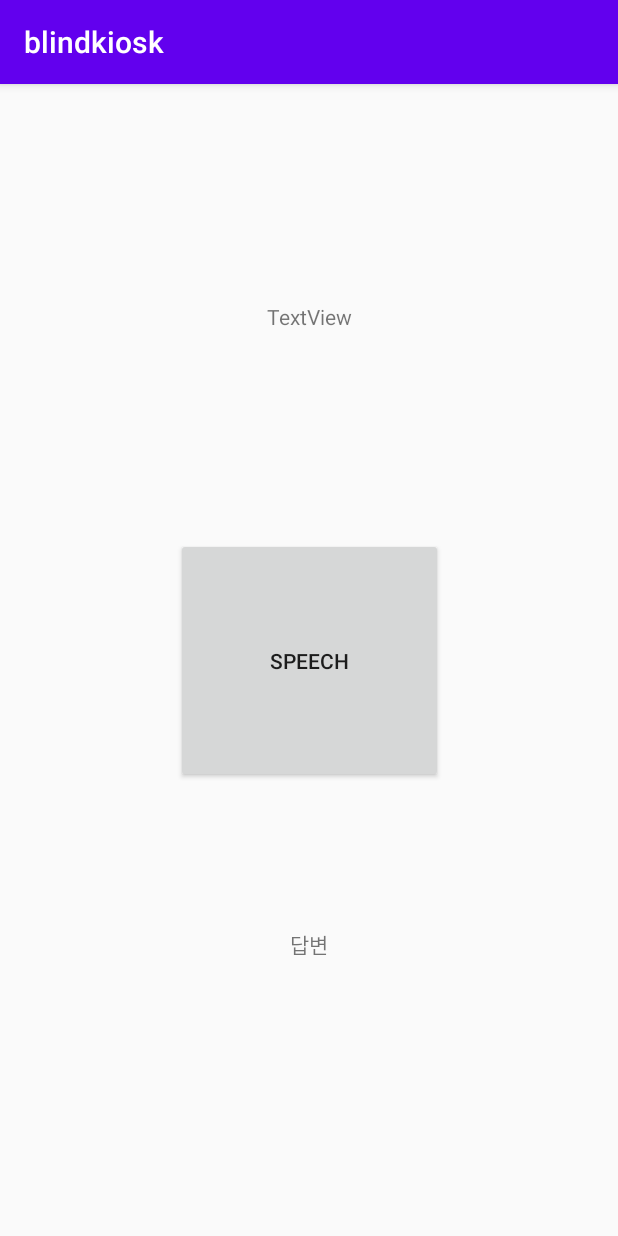
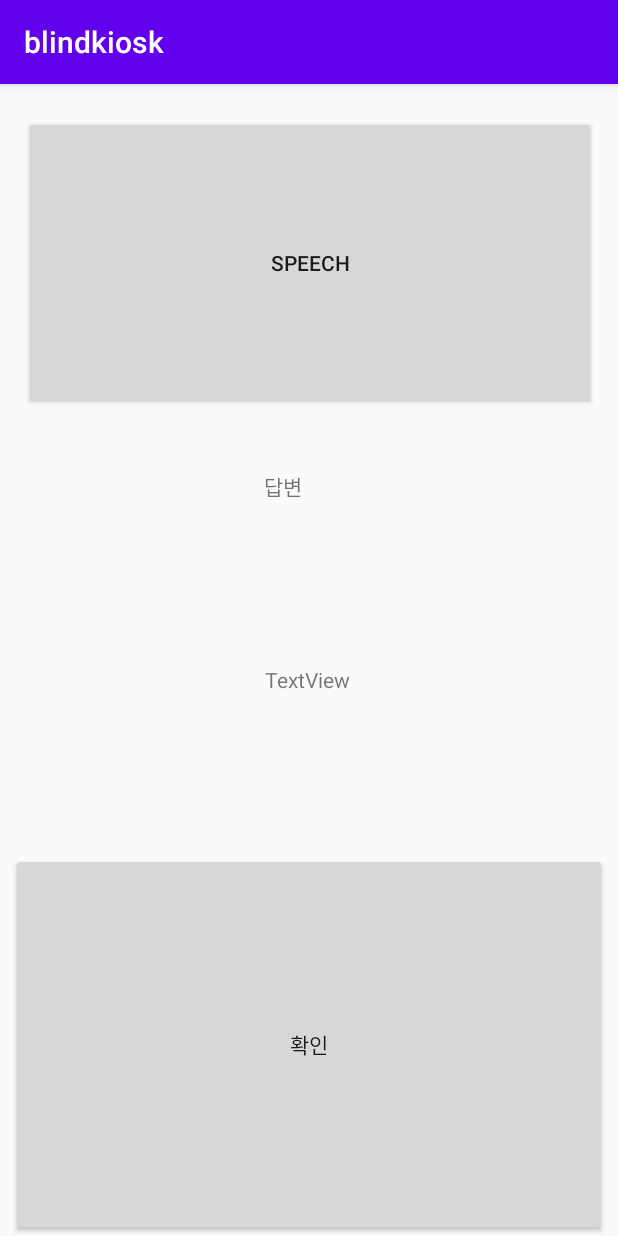
Before and after one commit to sumeen99/blindkiosk, an Android app: the StoreActivity screen opened directly, with no data from a screen before it, on a phone screen of 412 x 824 dp. Run offline under Robolectric (Android 15) with nearby library versions, the phone set to English and light mode, and no system bars.

Commit message:
사용자 답변에서 번호 인식하기,,!

```diff
--- /dev/null
+++ b/client/blindkiosk/app/src/main/java/com/abc/blindkiosk/Mode.java
@@ -0,0 +1,6 @@
+package com.abc.blindkiosk;
+
+public class Mode {
+    public static final int NUMBER_MODE = 1;
+
+}
--- /dev/null
+++ b/client/blindkiosk/app/src/main/java/com/abc/blindkiosk/Number.java
@@ -0,0 +1,60 @@
+package com.abc.blindkiosk;
+
+import java.util.HashMap;
+import java.util.HashSet;
+import java.util.Iterator;
+import java.util.Map;
+import java.util.Set;
+
+public class Number {
+    Set<String> one = new HashSet<String>();
+    Set<String> two = new HashSet<String>();
+    Set<String> three = new HashSet<String>();
+    Set<String> four = new HashSet<String>();
+    Set<String> five = new HashSet<String>();
+    Map<String, Set<String>> numberMap = new HashMap<String, Set<String>>();
+    Number(){
+        one.add("1");
+        one.add("첫");
+        one.add("일");
+        numberMap.put("1",one);
+
+        two.add("2");
+        two.add("두");
+        two.add("이");
+        numberMap.put("2",two);
+
+        three.add("3");
+        three.add("세");
+        three.add("삼");
+        numberMap.put("3",three);
+
+        four.add("4");
+        four.add("네");
+        four.add("사");
+        numberMap.put("4",four);
+
+        five.add("5");
+        five.add("다섯");
+        five.add("오");
+        numberMap.put("5",five);
+    }
+
+    String findNumber(String answer){
+        Set<String> keySet = numberMap.keySet();
+        Iterator<String> keyIterator = keySet.iterator();
+        while(keyIterator.hasNext()){
+            String key = keyIterator.next();
+            Set<String> number = numberMap.get(key);
+            Iterator<String> numberIterator = number.iterator();
+            while(numberIterator.hasNext()){
+                String numberStr = numberIterator.next();
+                if (answer.contains(numberStr)){
+                    return key;
+                }
+            }
+        }
+        return null;
+    }
+
+}
--- a/client/blindkiosk/app/src/main/java/com/abc/blindkiosk/STT.java
+++ b/client/blindkiosk/app/src/main/java/com/abc/blindkiosk/STT.java
@@ -22,20 +22,32 @@ import java.util.ArrayList;
 public class STT {
     TextToSpeech textToSpeech;
     Button btnSpeech;
+    Button btnOK;
     SpeechRecognizer mRecognizer;
     TextView answer;
     Intent intent;
     Context context;
     Activity activity;
+    String answerInfo;
+    int mode;
 
-    STT(Button btnSpeech, TextView answer, Intent intent, Context context, Activity activity, TextToSpeech textToSpeech){
+
+    Number number;
+    STT(Button btnSpeech, Button btnOK, TextView answer, Intent intent, Context context, Activity activity, TextToSpeech textToSpeech, int mode, String answerInfo){
 
         this.btnSpeech = btnSpeech;
+        this.btnOK = btnOK;
         this.answer = answer;
         this.intent = intent;
         this.context = context;
         this.activity = activity;
         this.textToSpeech = textToSpeech;
+        this.answerInfo = answerInfo;
+        this.mode = mode;
+        if(mode == Mode.NUMBER_MODE){
+            number = new Number();
+        }
+
 
         if (Build.VERSION.SDK_INT >= 23) {
             ActivityCompat.requestPermissions(activity, new String[]{Manifest.permission.INTERNET,Manifest.permission.RECORD_AUDIO},1);
@@ -83,7 +95,6 @@ public class STT {
 
         @Override
         public void onEndOfSpeech() {
-
         }
 
         @Override
@@ -119,7 +130,7 @@ public class STT {
                     break;
                 case SpeechRecognizer.ERROR_SPEECH_TIMEOUT:
                     message = "말하는 시간초과";
-                    textToSpeech.speak("말하는 시간이 초과되었습니다. 화면을 다시 시도해주세요.", TextToSpeech.QUEUE_ADD, null);
+                    textToSpeech.speak("말하는 시간이 초과되었습니다. 화면 상단을 눌러 다시 시도해주세요.", TextToSpeech.QUEUE_ADD, null);
                     break;
                 default:
                     message = "알 수 없는 오류임";
@@ -136,6 +147,22 @@ public class STT {
             for (int i = 0; i < matches.size(); i++) {
                 answer.setText(matches.get(i));
             }
+
+            if(mode == Mode.NUMBER_MODE) {
+                answerInfo = number.findNumber(answer.getText().toString());
+                Toast.makeText(context, "사용자 답변 확인.", Toast.LENGTH_SHORT).show();
+                if (answerInfo == null) {
+                    textToSpeech.speak("번호를 인식하지 못하였습니다. 화면 상단을 눌러 번호를 다시 말씀해주세요.", TextToSpeech.QUEUE_ADD, null);
+                } else {
+                    textToSpeech.speak("선택하신 번호가 " + answerInfo + "번이 맞으면 화면 하단을 눌러주시고 아니면 화면 상단을 눌러 다시 말씀해주세요.", TextToSpeech.QUEUE_ADD, null);
+                    btnOK.setOnClickListener(new View.OnClickListener() {
+                        @Override
+                        public void onClick(View v) {
+                            Toast.makeText(context, "다음 단계", Toast.LENGTH_SHORT).show();
+                        }
+                    });
+                }
+            }
         }
 
         @Override
--- a/client/blindkiosk/app/src/main/java/com/abc/blindkiosk/StoreActivity.java
+++ b/client/blindkiosk/app/src/main/java/com/abc/blindkiosk/StoreActivity.java
@@ -25,7 +25,9 @@ public class StoreActivity extends AppCompatActivity {
     TextView position;
 
     Button btnSpeech;
+    Button btnOK;
     String storeNumber;
+
     TextView answer;
 
     STT stt;
@@ -35,7 +37,8 @@ public class StoreActivity extends AppCompatActivity {
         setContentView(R.layout.activity_store);
 
         btnSpeech = (Button) findViewById(R.id.btnSpeech);
-        position = (TextView) findViewById(R.id.position);
+        btnOK = (Button)findViewById(R.id.btnOK);
+        position = (TextView) findViewById(R.id.viewPosition);
         answer = (TextView) findViewById((R.id.answer));
 
 
@@ -52,7 +55,7 @@ public class StoreActivity extends AppCompatActivity {
                     }
                 }
             });
-            stt = new STT(btnSpeech,answer,getIntent(),getApplicationContext(), StoreActivity.this,textToSpeech);
+            stt = new STT(btnSpeech,btnOK,answer,getIntent(),getApplicationContext(), StoreActivity.this,textToSpeech,Mode.NUMBER_MODE,storeNumber);
             Toast.makeText(getApplicationContext(), "퍼미션 체크 완료.", Toast.LENGTH_SHORT).show();
         }
 
@@ -65,9 +68,9 @@ public class StoreActivity extends AppCompatActivity {
             try {
                 locationManager.requestLocationUpdates(LocationManager.GPS_PROVIDER, 100, 1, mLocationListener);
                 locationManager.requestLocationUpdates(LocationManager.NETWORK_PROVIDER, 100, 1, mLocationListener);
-                stt.getUserSpeak("화면을 눌러 가게 번호를 말씀해주세요.");
+
             }catch (SecurityException ex){
-
+                Toast.makeText(getApplicationContext(), "탐색 실패", Toast.LENGTH_SHORT).show();
             }
 
     }
@@ -76,12 +79,12 @@ public class StoreActivity extends AppCompatActivity {
     private final LocationListener mLocationListener = new LocationListener() {
         @Override
         public void onLocationChanged(@NonNull Location location) {
-            String provider = location.getProvider();
             double longitude = location.getLongitude();
             double latitude = location.getLatitude();
-            double altitude = location.getAltitude();
-            position.setText("위치정보 : " + provider + "\n" + "위도 : " + latitude + "\n" + "경도 : " + longitude + "\n" + "고도 : " + altitude);
-            Toast.makeText(getApplicationContext(), "위치정보 입력.", Toast.LENGTH_SHORT).show();
+            position.setText("위도 : " + latitude + "\n" + "경도 : " + longitude);
+            Toast.makeText(getApplicationContext(), "위도 : " + latitude + "\n" + "경도 : " + longitude , Toast.LENGTH_SHORT).show();
+            textToSpeech.speak("사용자 위치를 탐색 완료하였습니다.", TextToSpeech.QUEUE_ADD, null);
+            chooseStore();
         }
 
         @Override
@@ -95,4 +98,11 @@ public class StoreActivity extends AppCompatActivity {
         }
     };
 
+
+    void chooseStore(){
+
+
+        stt.getUserSpeak("화면 상단을 눌러 가게 번호를 말씀해주세요.");
+
+    }
 }
--- a/client/blindkiosk/app/src/main/res/layout/activity_store.xml
+++ b/client/blindkiosk/app/src/main/res/layout/activity_store.xml
@@ -9,31 +9,47 @@
 
     <Button
         android:id="@+id/btnSpeech"
-        android:layout_width="178dp"
-        android:layout_height="163dp"
+        android:layout_width="381dp"
+        android:layout_height="196dp"
         android:text="speech"
         app:layout_constraintBottom_toBottomOf="parent"
         app:layout_constraintEnd_toEndOf="parent"
+        app:layout_constraintHorizontal_bias="0.515"
         app:layout_constraintStart_toStartOf="parent"
-        app:layout_constraintTop_toTopOf="parent" />
-
-    <TextView
-        android:id="@+id/position"
-        android:layout_width="wrap_content"
-        android:layout_height="wrap_content"
-        android:layout_marginTop="145dp"
-        android:text="TextView"
-        app:layout_constraintEnd_toEndOf="parent"
-        app:layout_constraintStart_toStartOf="parent"
-        app:layout_constraintTop_toTopOf="parent" />
+        app:layout_constraintTop_toTopOf="parent"
+        app:layout_constraintVertical_bias="0.037" />
 
     <TextView
         android:id="@+id/answer"
+        android:layout_width="81dp"
+        android:layout_height="20dp"
+        android:layout_marginTop="40dp"
+        android:text="답변"
+        app:layout_constraintEnd_toEndOf="parent"
+        app:layout_constraintHorizontal_bias="0.533"
+        app:layout_constraintStart_toStartOf="parent"
+        app:layout_constraintTop_toBottomOf="@+id/btnSpeech" />
+
+    <Button
+        android:id="@+id/btnOK"
+        android:layout_width="397dp"
+        android:layout_height="255dp"
+        android:text="확인"
+        app:layout_constraintBottom_toBottomOf="parent"
+        app:layout_constraintEnd_toEndOf="parent"
+        app:layout_constraintStart_toStartOf="parent"
+        app:layout_constraintTop_toTopOf="parent"
+        app:layout_constraintVertical_bias="1.0" />
+
+    <TextView
+        android:id="@+id/viewPosition"
         android:layout_width="wrap_content"
         android:layout_height="wrap_content"
-        android:layout_marginBottom="184dp"
-        android:text="답변"
-        app:layout_constraintBottom_toBottomOf="parent"
+        android:text="TextView"
+        app:layout_constraintBottom_toTopOf="@+id/btnOK"
         app:layout_constraintEnd_toEndOf="parent"
-        app:layout_constraintStart_toStartOf="parent" />
+        app:layout_constraintHorizontal_bias="0.498"
+        app:layout_constraintStart_toStartOf="parent"
+        app:layout_constraintTop_toBottomOf="@+id/answer"
+        app:layout_constraintVertical_bias="0.51" />
 </androidx.constraintlayout.widget.ConstraintLayout>
```
